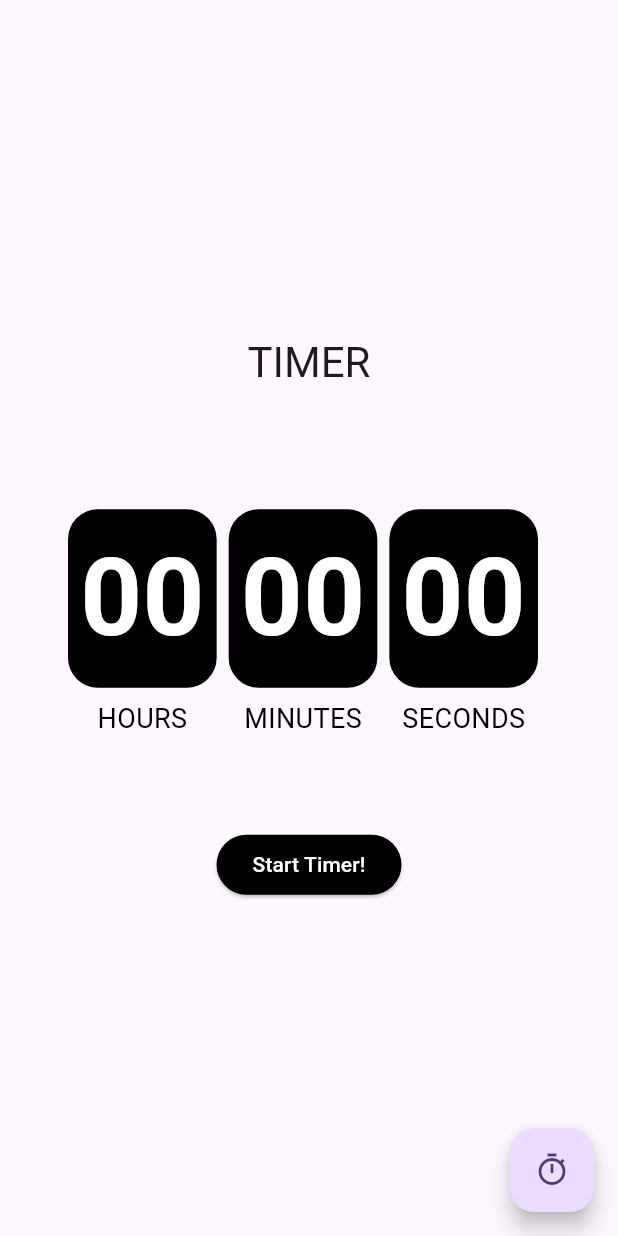
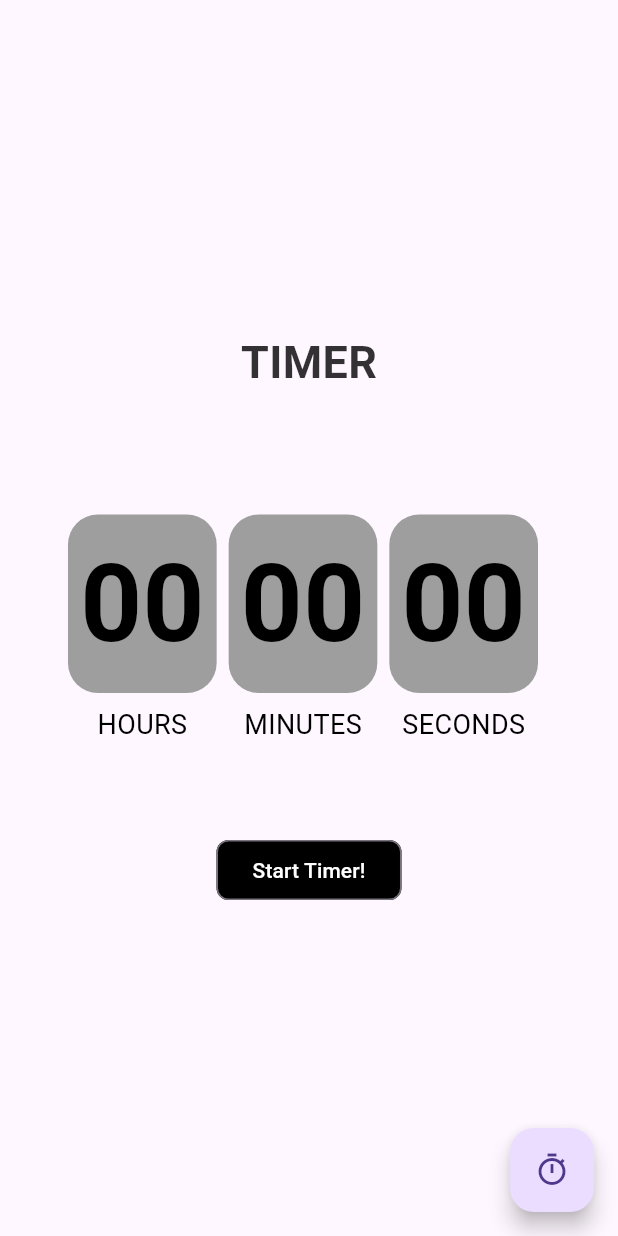
Before and after one commit to Jerald-Joyson/PRODIGY_AD_03, a Flutter app: the screen it shows after launch, on a phone screen of 412 x 824 dp. Run offline on Flutter 3.47's test engine with Material 3 defaults, Android fonts, the phone set to English and light mode, and no system bars; our stand-ins replace numberpicker.

Commit message:
change the design

```diff
--- a/lib/main.dart
+++ b/lib/main.dart
@@ -8,17 +8,12 @@ void main() {
 class MyApp extends StatelessWidget {
   const MyApp({super.key});
 
-  // This widget is the root of your application.
   @override
   Widget build(BuildContext context) {
-    return MaterialApp(
+    return const MaterialApp(
       title: 'Flutter Demo',
       debugShowCheckedModeBanner: false,
-      theme: ThemeData(
-        colorScheme: ColorScheme.fromSeed(seedColor: Colors.deepPurple),
-        useMaterial3: true,
-      ),
-      home: const CountdownPage(),
+      home: CountdownPage(),
     );
   }
 }
--- a/lib/page/countdown_page.dart
+++ b/lib/page/countdown_page.dart
@@ -93,10 +93,12 @@ class _CountdownPageState extends State<CountdownPage> {
         child: Column(
           mainAxisAlignment: MainAxisAlignment.center,
           children: [
-            Text(
-              isCountDown ? 'COUNTDOWN' : 'TIMER',
-              style: Theme.of(context).textTheme.headlineMedium,
-            ),
+            Text(isCountDown ? 'COUNTDOWN' : 'TIMER',
+                style: TextStyle(
+                  fontSize: 30,
+                  fontWeight: FontWeight.bold,
+                  color: Colors.black.withOpacity(0.8),
+                )),
             const SizedBox(height: 80),
             buildTime(),
             const SizedBox(height: 20),
@@ -135,6 +137,8 @@ class _CountdownPageState extends State<CountdownPage> {
             children: [
               ButtonWidget(
                   text: isRunning ? 'STOP' : 'RESUME',
+                  color: Colors.black,
+                  backgroundColor: Colors.grey,
                   onClicked: () {
                     if (isRunning) {
                       stopTimer(resets: false);
--- a/lib/widget/button_widget.dart
+++ b/lib/widget/button_widget.dart
@@ -9,18 +9,23 @@ class ButtonWidget extends StatelessWidget {
   const ButtonWidget({
     super.key,
     required this.text,
-    this.color = Colors.white,
-    this.backgroundColor = Colors.black,
+    this.color = Colors.black,
+    this.backgroundColor = Colors.white,
     required this.onClicked,
   });
 
   @override
   Widget build(BuildContext context) {
-    return ElevatedButton(
-      style: ElevatedButton.styleFrom(
-        foregroundColor: color,
-        backgroundColor: backgroundColor,
-      ),
+    return OutlinedButton(
+      style: OutlinedButton.styleFrom(
+          foregroundColor: color,
+          backgroundColor: backgroundColor,
+          shape: RoundedRectangleBorder(
+            borderRadius: BorderRadius.circular(8.0),
+            side: BorderSide(
+              color: Colors.grey.shade400,
+            ),
+          )),
       onPressed: onClicked,
       child: Text(text),
     );
--- a/lib/widget/time_card.dart
+++ b/lib/widget/time_card.dart
@@ -5,7 +5,7 @@ Widget buildTimeCard({required String time, required String header}) => Column(
       children: [
         Container(
           decoration: BoxDecoration(
-            color: Colors.black,
+            color: Colors.grey,
             borderRadius: BorderRadius.circular(20),
           ),
           padding: const EdgeInsets.all(8),
@@ -14,7 +14,7 @@ Widget buildTimeCard({required String time, required String header}) => Column(
             style: const TextStyle(
               fontSize: 72,
               fontWeight: FontWeight.bold,
-              color: Colors.white,
+              color: Colors.black,
             ),
           ),
         ),
```
Also changed, not shown: pubspec.yaml (+4 -4 lines), assets/images/stopwatch.png (deleted), assets/images/timer.png (deleted).
